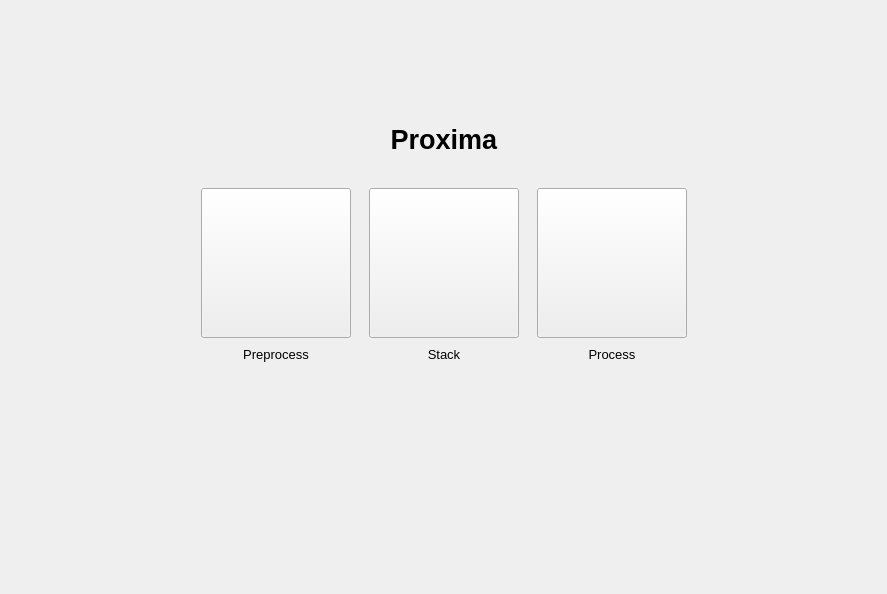
Before: the Qt Designer form source/pages/homepage/homepage.ui in aiphae/proxima, drawn with Qt 5.
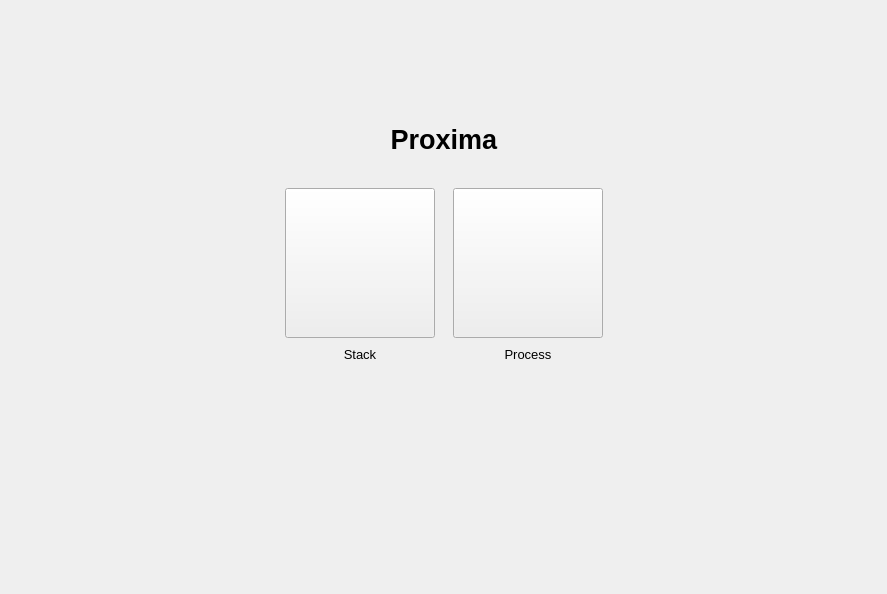
After: the same form once the commit is applied.

Commit message: removed redundant preprocess page

The edit to the form file:
```diff
--- a/source/pages/homepage/homepage.ui
+++ b/source/pages/homepage/homepage.ui
@@ -25,21 +25,8 @@
    <property name="verticalSpacing">
     <number>9</number>
    </property>
-   <item row="0" column="2">
-    <spacer name="verticalSpacer">
-     <property name="orientation">
-      <enum>Qt::Orientation::Vertical</enum>
-     </property>
-     <property name="sizeHint" stdset="0">
-      <size>
-       <width>20</width>
-       <height>40</height>
-      </size>
-     </property>
-    </spacer>
-   </item>
    <item row="3" column="1">
-    <widget class="QPushButton" name="preprocessPagePushButton">
+    <widget class="QPushButton" name="stackPagePushButton">
      <property name="minimumSize">
       <size>
        <width>150</width>
@@ -57,18 +44,12 @@
      </property>
     </widget>
    </item>
-   <item row="5" column="2">
-    <widget class="QLabel" name="label">
-     <property name="minimumSize">
-      <size>
-       <width>0</width>
-       <height>100</height>
-      </size>
-     </property>
+   <item row="2" column="1">
+    <widget class="QLabel" name="label_2">
      <property name="maximumSize">
       <size>
        <width>16777215</width>
-       <height>100</height>
+       <height>50</height>
       </size>
      </property>
      <property name="text">
@@ -76,7 +57,7 @@
      </property>
     </widget>
    </item>
-   <item row="4" column="3">
+   <item row="4" column="2">
     <widget class="QLabel" name="processLabel">
      <property name="text">
       <string>Process</string>
@@ -86,25 +67,6 @@
      </property>
     </widget>
    </item>
-   <item row="3" column="2">
-    <widget class="QPushButton" name="stackPagePushButton">
-     <property name="minimumSize">
-      <size>
-       <width>150</width>
-       <height>150</height>
-      </size>
-     </property>
-     <property name="maximumSize">
-      <size>
-       <width>150</width>
-       <height>150</height>
-      </size>
-     </property>
-     <property name="text">
-      <string/>
-     </property>
-    </widget>
-   </item>
    <item row="3" column="0">
     <spacer name="horizontalSpacer">
      <property name="orientation">
@@ -118,30 +80,7 @@
      </property>
     </spacer>
    </item>
-   <item row="4" column="1">
-    <widget class="QLabel" name="preprocessLabel">
-     <property name="text">
-      <string>Preprocess</string>
-     </property>
-     <property name="alignment">
-      <set>Qt::AlignmentFlag::AlignCenter</set>
-     </property>
-    </widget>
-   </item>
-   <item row="2" column="2">
-    <widget class="QLabel" name="label_2">
-     <property name="maximumSize">
-      <size>
-       <width>16777215</width>
-       <height>50</height>
-      </size>
-     </property>
-     <property name="text">
-      <string/>
-     </property>
-    </widget>
-   </item>
-   <item row="3" column="4">
+   <item row="3" column="3">
     <spacer name="horizontalSpacer_2">
      <property name="orientation">
       <enum>Qt::Orientation::Horizontal</enum>
@@ -154,18 +93,18 @@
      </property>
     </spacer>
    </item>
-   <item row="3" column="3">
-    <widget class="QPushButton" name="processPagePushButton">
+   <item row="5" column="1">
+    <widget class="QLabel" name="label">
      <property name="minimumSize">
       <size>
-       <width>150</width>
-       <height>150</height>
+       <width>0</width>
+       <height>100</height>
       </size>
      </property>
      <property name="maximumSize">
       <size>
-       <width>150</width>
-       <height>150</height>
+       <width>16777215</width>
+       <height>100</height>
       </size>
      </property>
      <property name="text">
@@ -173,7 +112,20 @@
      </property>
     </widget>
    </item>
-   <item row="6" column="2">
+   <item row="0" column="1">
+    <spacer name="verticalSpacer">
+     <property name="orientation">
+      <enum>Qt::Orientation::Vertical</enum>
+     </property>
+     <property name="sizeHint" stdset="0">
+      <size>
+       <width>20</width>
+       <height>40</height>
+      </size>
+     </property>
+    </spacer>
+   </item>
+   <item row="6" column="1">
     <spacer name="verticalSpacer_2">
      <property name="orientation">
       <enum>Qt::Orientation::Vertical</enum>
@@ -186,7 +138,36 @@
      </property>
     </spacer>
    </item>
-   <item row="1" column="2">
+   <item row="4" column="1">
+    <widget class="QLabel" name="stackLabel">
+     <property name="text">
+      <string>Stack</string>
+     </property>
+     <property name="alignment">
+      <set>Qt::AlignmentFlag::AlignCenter</set>
+     </property>
+    </widget>
+   </item>
+   <item row="3" column="2">
+    <widget class="QPushButton" name="processPagePushButton">
+     <property name="minimumSize">
+      <size>
+       <width>150</width>
+       <height>150</height>
+      </size>
+     </property>
+     <property name="maximumSize">
+      <size>
+       <width>150</width>
+       <height>150</height>
+      </size>
+     </property>
+     <property name="text">
+      <string/>
+     </property>
+    </widget>
+   </item>
+   <item row="1" column="1" colspan="2">
     <widget class="QLabel" name="proximaLabel">
      <property name="font">
       <font>
@@ -202,16 +183,6 @@
      </property>
     </widget>
    </item>
-   <item row="4" column="2">
-    <widget class="QLabel" name="stackLabel">
-     <property name="text">
-      <string>Stack</string>
-     </property>
-     <property name="alignment">
-      <set>Qt::AlignmentFlag::AlignCenter</set>
-     </property>
-    </widget>
-   </item>
   </layout>
  </widget>
  <resources/>
```
The commit also changes 14 other files.
